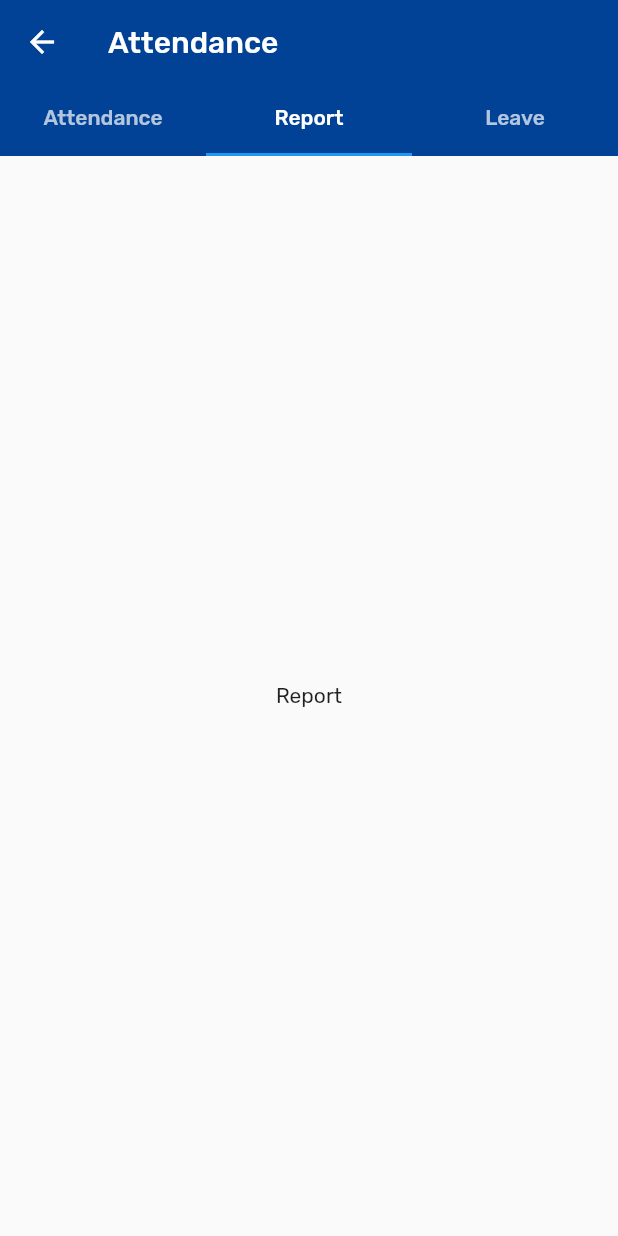
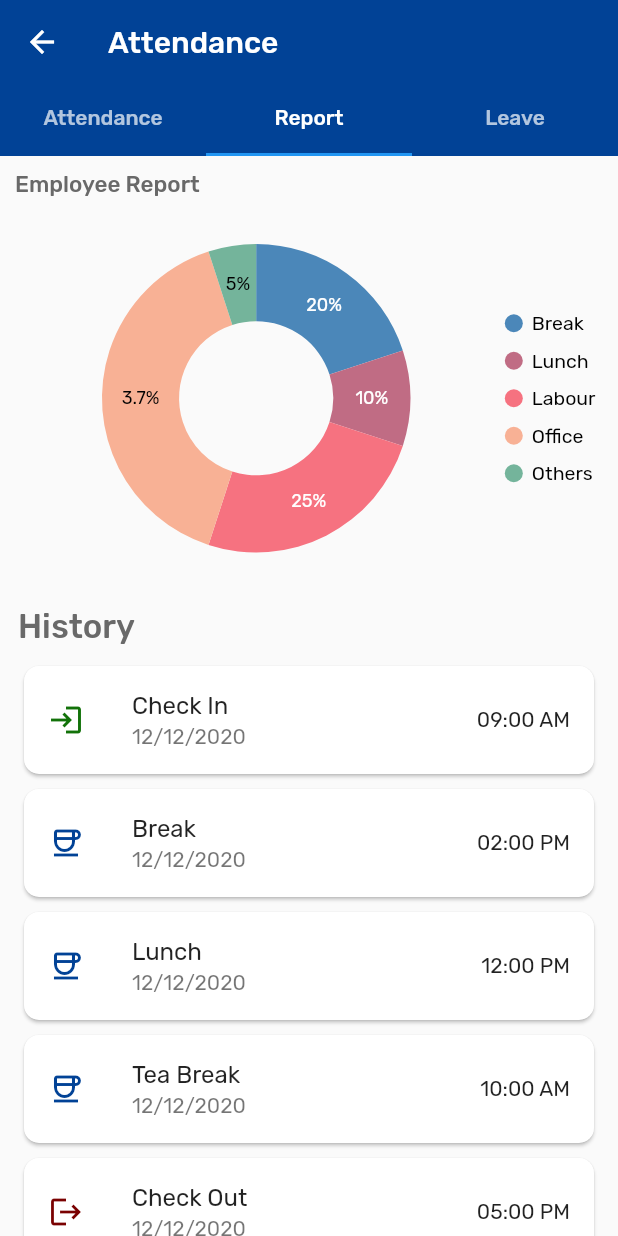
Before and after one commit to fasil2401/axolon_erp_deploy, a Flutter app: the AttendanceScreen screen opened directly, tab 2 chosen, on a phone screen of 412 x 824 dp. Run offline on Flutter 3.47's test engine with Material 2 defaults, Android fonts, the phone set to English and light mode, and no system bars; our stand-ins replace dropdown_button2, flutter_svg, gallery_saver, get, package_info_plus, permission_handler and 7 more; missing offline and left inert: encrypt, qr_code_scanner; accounts and stored records are empty.

Commit message:
report screen ui done

```diff
--- /dev/null
+++ b/lib/model/report_chart_model.dart
@@ -0,0 +1,6 @@
+class ReportChartModel {
+  ReportChartModel({this.x, this.y, this.text});
+  final dynamic x;
+  final num? y;
+  final String? text;
+}
--- a/lib/utils/constants/dummy_list.dart
+++ b/lib/utils/constants/dummy_list.dart
@@ -12,3 +12,19 @@ List<TimeLineModel> timeLineList = [
   TimeLineModel(title: 'Break', time: '04:00 PM'),
   TimeLineModel(title: 'Check Out', time: '05:00 PM'),
 ];
+
+class HistoryModel {
+  String category;
+  String time;
+  String date;
+  HistoryModel(
+      {required this.category, required this.time, required this.date});
+}
+
+List<HistoryModel> historyList = [
+  HistoryModel(category: 'Check In', time: '09:00 AM', date: '12/12/2020'),
+  HistoryModel(category: 'Break', time: '02:00 PM', date: '12/12/2020'),
+  HistoryModel(category: 'Lunch', time: '12:00 PM', date: '12/12/2020'),
+  HistoryModel(category: 'Tea Break', time: '10:00 AM', date: '12/12/2020'),
+  HistoryModel(category: 'Check Out', time: '05:00 PM', date: '12/12/2020'),
+];
--- a/lib/view/Attendance Screen/attendance_screen.dart
+++ b/lib/view/Attendance Screen/attendance_screen.dart
@@ -1,6 +1,8 @@
 import 'package:axolon_erp/controller/app%20controls/attendancde_controller.dart';
 import 'package:axolon_erp/utils/constants/colors.dart';
 import 'package:axolon_erp/utils/constants/dummy_list.dart';
+import 'package:axolon_erp/view/Attendance%20Screen/components/report_screen.dart';
+import 'package:axolon_erp/view/components/custom_text.dart';
 import 'package:dropdown_button2/dropdown_button2.dart';
 import 'package:flutter/material.dart';
 import 'package:get/get.dart';
@@ -63,7 +65,7 @@ class _AttendanceScreenState extends State<AttendanceScreen> {
                       children: [
                         Padding(
                           padding: const EdgeInsets.symmetric(
-                              vertical: 10, horizontal: 10),
+                              vertical: 6, horizontal: 10),
                           child: Text(
                             'Job Id:',
                             style: TextStyle(
@@ -75,6 +77,8 @@ class _AttendanceScreenState extends State<AttendanceScreen> {
                         Expanded(
                           child: DropdownButtonHideUnderline(
                             child: DropdownButton2(
+                              isExpanded: false,
+                              isDense: true,
                               hint: Text(
                                 'Select Item',
                                 style: TextStyle(
@@ -235,9 +239,7 @@ class _AttendanceScreenState extends State<AttendanceScreen> {
                 ),
               ),
             ),
-            Center(
-              child: Text('Report'),
-            ),
+            ReportScreen(),
             Center(
               child: Text('Leave'),
             ),
@@ -251,14 +253,7 @@ class _AttendanceScreenState extends State<AttendanceScreen> {
     return Row(
       mainAxisAlignment: MainAxisAlignment.spaceBetween,
       children: [
-        Text(
-          'Timeline',
-          style: TextStyle(
-            fontSize: 22,
-            color: AppColors.mutedColor,
-            fontWeight: FontWeight.w500,
-          ),
-        ),
+        CustomText.buildTitleText('Time Line'),
         Row(
           crossAxisAlignment: CrossAxisAlignment.center,
           children: [
@@ -285,16 +280,23 @@ class _AttendanceScreenState extends State<AttendanceScreen> {
     );
   }
 
-  Card _buildButton({
+  Widget _buildButton({
     required String text,
     required Color color,
     required IconData icon,
   }) {
     return Card(
+      color: Colors.white,
       elevation: 3,
+      child: InkWell(
+        splashColor: color.withOpacity(0.2),
+        splashFactory: InkRipple.splashFactory,
+        onTap: () {
+          print('Button Clicked');
+        },
         child: Container(
           height: 15.h,
-        color: Colors.white,
+          color: Colors.transparent,
           child: Center(
             child: Column(
               mainAxisAlignment: MainAxisAlignment.center,
@@ -317,6 +319,7 @@ class _AttendanceScreenState extends State<AttendanceScreen> {
                   ),
                 ),
               ],
+            ),
           ),
         ),
       ),
--- /dev/null
+++ b/lib/view/Attendance Screen/components/report_screen.dart
@@ -0,0 +1,120 @@
+import 'package:axolon_erp/model/report_chart_model.dart';
+import 'package:axolon_erp/utils/constants/colors.dart';
+import 'package:axolon_erp/utils/constants/dummy_list.dart';
+import 'package:axolon_erp/view/components/custom_text.dart';
+import 'package:flutter/material.dart';
+import 'package:syncfusion_flutter_charts/charts.dart';
+
+class ReportScreen extends StatefulWidget {
+  ReportScreen({
+    Key? key,
+  }) : super(key: key);
+
+  @override
+  State<ReportScreen> createState() => _ReportScreenState();
+}
+
+class _ReportScreenState extends State<ReportScreen> {
+  late TooltipBehavior _tooltip;
+
+  @override
+  void initState() {
+    _tooltip = TooltipBehavior(enable: true, format: 'point.x : point.y%');
+    super.initState();
+  }
+
+  @override
+  Widget build(BuildContext context) {
+    return SingleChildScrollView(
+      child: Column(
+        crossAxisAlignment: CrossAxisAlignment.start,
+        children: [
+          SfCircularChart(
+            title: ChartTitle(
+              text: 'Employee Report',
+              alignment: ChartAlignment.near,
+              textStyle: TextStyle(
+                fontFamily: 'Rubik',
+                color: AppColors.mutedColor,
+                fontWeight: FontWeight.w500,
+              ),
+            ),
+            legend: Legend(
+                isVisible: true, overflowMode: LegendItemOverflowMode.wrap),
+            series: _getDefaultDoughnutSeries(),
+            tooltipBehavior: _tooltip,
+          ),
+          Padding(
+            padding: const EdgeInsets.symmetric(horizontal: 12),
+            child: Column(
+              crossAxisAlignment: CrossAxisAlignment.start,
+              children: [
+                CustomText.buildTitleText('History'),
+                SizedBox(height: 10),
+                ListView.separated(
+                  physics: NeverScrollableScrollPhysics(),
+                  shrinkWrap: true,
+                  itemCount: historyList.length,
+                  itemBuilder: (context, index) {
+                    String category = historyList[index].category;
+                    return Card(
+                      shape: RoundedRectangleBorder(
+                        borderRadius: BorderRadius.circular(10),
+                      ),
+                      child: ListTile(
+                        leading: Container(
+                          alignment: Alignment.center,
+                          width: 20,
+                          // height: 20,
+                          decoration: BoxDecoration(
+                            borderRadius: BorderRadius.circular(10),
+                          ),
+                          child: Icon(
+                            category == 'Check In'
+                                ? Icons.login
+                                : category == 'Check Out'
+                                    ? Icons.logout
+                                    : Icons.coffee_outlined,
+                            color: category == 'Check In'
+                                ? AppColors.darkGreen
+                                : category == 'Check Out'
+                                    ? AppColors.darkRed
+                                    : AppColors.primary,
+                          ),
+                        ),
+                        title: Text(historyList[index].category),
+                        subtitle: Text(historyList[index].date),
+                        trailing: Text(historyList[index].time),
+                      ),
+                    );
+                  },
+                  separatorBuilder: (context, index) => SizedBox(height: 2),
+                )
+              ],
+            ),
+          )
+        ],
+      ),
+    );
+  }
+
+  List<DoughnutSeries<ReportChartModel, String>> _getDefaultDoughnutSeries() {
+    return <DoughnutSeries<ReportChartModel, String>>[
+      DoughnutSeries<ReportChartModel, String>(
+          radius: '80%',
+          explode: true,
+          explodeOffset: '10%',
+          dataSource: <ReportChartModel>[
+            ReportChartModel(x: 'Break', y: 20, text: '20%'),
+            ReportChartModel(x: 'Lunch', y: 10, text: '10%'),
+            ReportChartModel(x: 'Labour', y: 25, text: '25%'),
+            ReportChartModel(x: 'Office', y: 40, text: '3.7%'),
+            ReportChartModel(x: 'Others', y: 5, text: '5%'),
+          ],
+          xValueMapper: (ReportChartModel data, _) => data.x as String,
+          yValueMapper: (ReportChartModel data, _) => data.y,
+          dataLabelMapper: (ReportChartModel data, _) => data.text,
+          dataLabelSettings: const DataLabelSettings(isVisible: true))
+    ];
+  }
+}
--- /dev/null
+++ b/lib/view/components/custom_text.dart
@@ -0,0 +1,15 @@
+import 'package:axolon_erp/utils/constants/colors.dart';
+import 'package:flutter/material.dart';
+
+class CustomText {
+  static buildTitleText(String text) {
+    return Text(
+      text,
+      style: TextStyle(
+        fontSize: 22,
+        color: AppColors.mutedColor,
+        fontWeight: FontWeight.w500,
+      ),
+    );
+  }
+}
--- a/lib/view/connection_settings/connection_screen.dart
+++ b/lib/view/connection_settings/connection_screen.dart
@@ -374,6 +374,8 @@ class _ConnectionScreenState extends State<ConnectionScreen> {
                                           Stack(
                                             children: [
                                               _buildTextField(
+                                                textInputType:
+                                                    TextInputType.text,
                                                 controller:
                                                     _connectiionNameController,
                                                 label: 'Connection Name',
@@ -414,6 +416,7 @@ class _ConnectionScreenState extends State<ConnectionScreen> {
                                           ),
                                           SizedBox(height: height * 0.01),
                                           _buildTextField(
+                                            textInputType: TextInputType.text,
                                             controller: _serverIpController,
                                             label: 'Server IP',
                                             onChanged: (value) {
@@ -432,6 +435,7 @@ class _ConnectionScreenState extends State<ConnectionScreen> {
                                           ),
                                           SizedBox(height: height * 0.01),
                                           _buildTextField(
+                                            textInputType: TextInputType.number,
                                             controller: _webPortController,
                                             label: 'Web Service Port',
                                             onChanged: (value) async {
@@ -451,6 +455,7 @@ class _ConnectionScreenState extends State<ConnectionScreen> {
                                           ),
                                           SizedBox(height: height * 0.01),
                                           _buildTextField(
+                                            textInputType: TextInputType.text,
                                             controller: _databaseNameController,
                                             label: 'Database Name',
                                             onChanged: (value) async {
@@ -479,6 +484,9 @@ class _ConnectionScreenState extends State<ConnectionScreen> {
                                                   child: Column(
                                                     children: [
                                                       _buildTextField(
+                                                        textInputType:
+                                                            TextInputType
+                                                                .number,
                                                         controller:
                                                             _erpPortController,
                                                         label: 'ERP Port',
@@ -509,6 +517,9 @@ class _ConnectionScreenState extends State<ConnectionScreen> {
                                                   child: Column(
                                                     children: [
                                                       _buildTextField(
+                                                        textInputType:
+                                                            TextInputType
+                                                                .number,
                                                         controller:
                                                             _httpPortController,
                                                         label: 'Http Port',
@@ -713,9 +724,11 @@ class _ConnectionScreenState extends State<ConnectionScreen> {
     required TextEditingController controller,
     required String label,
     required Function(String value) onChanged,
+    required TextInputType textInputType,
   }) {
     return TextField(
       controller: controller,
+      keyboardType: textInputType,
       style: TextStyle(fontSize: 15),
       decoration: InputDecoration(
         contentPadding: EdgeInsets.symmetric(horizontal: 10),
@@ -766,8 +779,8 @@ class _ConnectionScreenState extends State<ConnectionScreen> {
           ),
           TextButton(
             onPressed: () async {
-                    await localSettingsController.deleteConnectionSettings(
-                        _connectiionNameController.text);
+              await localSettingsController
+                  .deleteConnectionSettings(_connectiionNameController.text);
               await setPrefereces();
               createNew();
               Get.offAll(() => ConnectionScreen());
@@ -780,7 +793,8 @@ class _ConnectionScreenState extends State<ConnectionScreen> {
             ),
           ),
         ],
-            ));
+      ),
+    );
   }
 
   setData() async {
--- a/pubspec.yaml
+++ b/pubspec.yaml
@@ -15,7 +15,7 @@ publish_to: 'none' # Remove this line if you wish to publish to pub.dev
 # In iOS, build-name is used as CFBundleShortVersionString while build-number used as CFBundleVersion.
 # Read more about iOS versioning at
 # https://developer.apple.com/library/archive/documentation/General/Reference/InfoPlistKeyReference/Articles/CoreFoundationKeys.html
-version: 2.9.290+22
+version: 2.9.300+22
 
 environment:
   sdk: ">=2.17.6 <3.0.0"
@@ -51,6 +51,7 @@ dependencies:
   encrypt: ^5.0.1
   sizer: ^2.0.15
   timeline_tile: ^2.0.0
+  syncfusion_flutter_charts: ^20.3.47
 
 
 dev_dependencies:
```
Also changed, not shown: pubspec.lock. Lines whose indentation alone changed are shown as unchanged.
